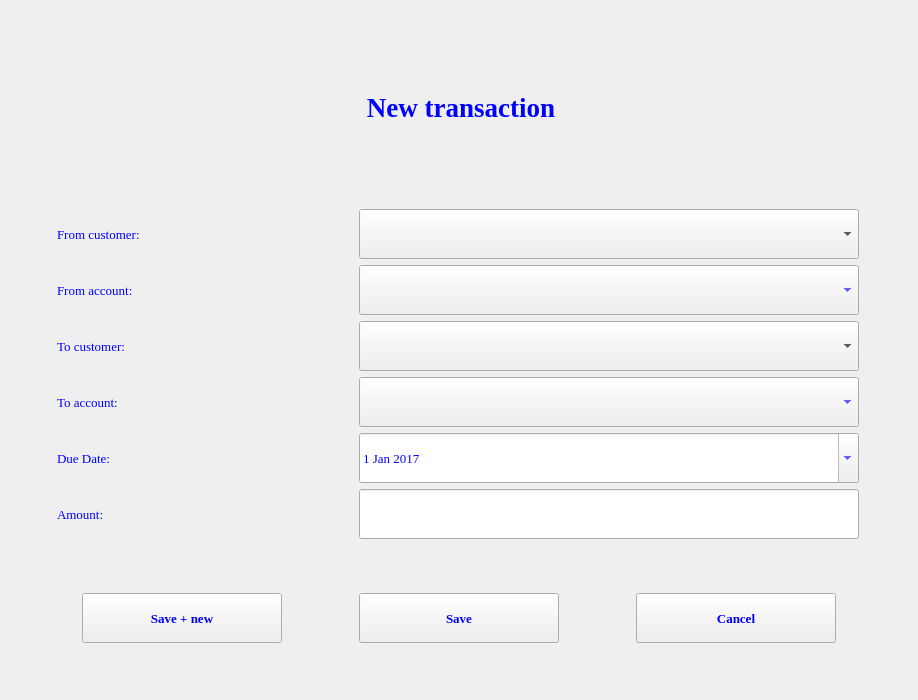
First picture: the form in transactiondetails.ui, repository jonathansaetre/BankSystem, before the edit.
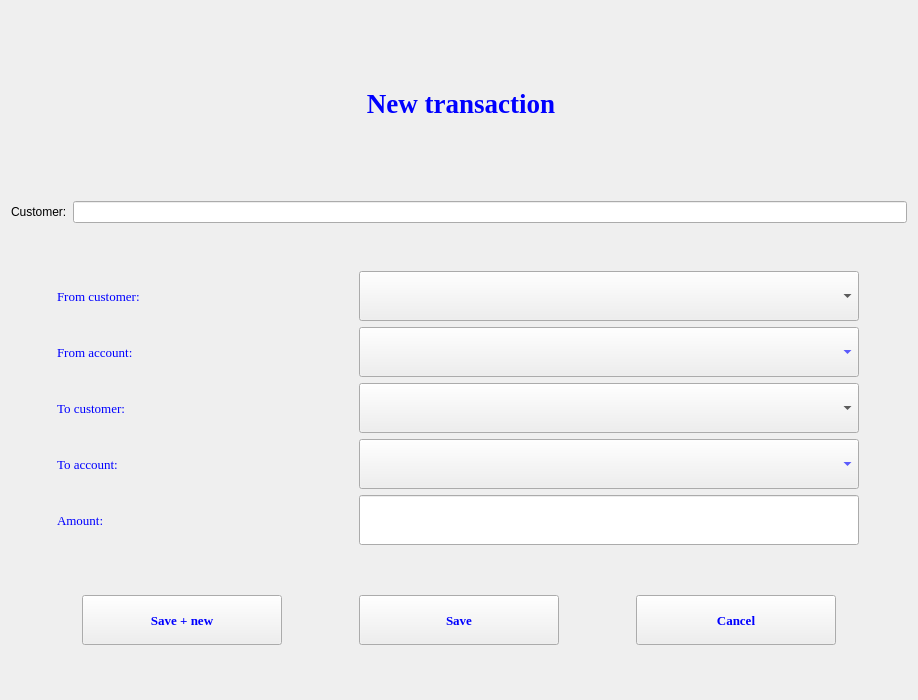
Second picture: the form after the edit.

```diff
--- a/transactiondetails.ui
+++ b/transactiondetails.ui
@@ -59,6 +59,24 @@
      </property>
     </widget>
    </item>
+   <item>
+    <layout class="QHBoxLayout" name="horizontalLayout_2">
+     <item>
+      <widget class="QLabel" name="labelCustomerName">
+       <property name="text">
+        <string>Customer:</string>
+       </property>
+      </widget>
+     </item>
+     <item>
+      <widget class="QLineEdit" name="textCustomerName">
+       <property name="readOnly">
+        <bool>true</bool>
+       </property>
+      </widget>
+     </item>
+    </layout>
+   </item>
    <item>
     <layout class="QGridLayout" name="gridLayout">
      <item row="0" column="0">
@@ -207,85 +225,6 @@
       </widget>
      </item>
      <item row="4" column="0">
-      <widget class="QLabel" name="lbDate">
-       <property name="minimumSize">
-        <size>
-         <width>200</width>
-         <height>50</height>
-        </size>
-       </property>
-       <property name="maximumSize">
-        <size>
-         <width>200</width>
-         <height>50</height>
-        </size>
-       </property>
-       <property name="font">
-        <font>
-         <family>Times New Roman</family>
-         <pointsize>10</pointsize>
-         <weight>50</weight>
-         <bold>false</bold>
-        </font>
-       </property>
-       <property name="styleSheet">
-        <string notr="true">color:blue</string>
-       </property>
-       <property name="text">
-        <string>Due Date:</string>
-       </property>
-      </widget>
-     </item>
-     <item row="4" column="1">
-      <widget class="QDateEdit" name="date">
-       <property name="minimumSize">
-        <size>
-         <width>500</width>
-         <height>50</height>
-        </size>
-       </property>
-       <property name="maximumSize">
-        <size>
-         <width>500</width>
-         <height>50</height>
-        </size>
-       </property>
-       <property name="font">
-        <font>
-         <family>Times New Roman</family>
-         <pointsize>10</pointsize>
-        </font>
-       </property>
-       <property name="styleSheet">
-        <string notr="true">color:blue</string>
-       </property>
-       <property name="maximumDate">
-        <date>
-         <year>2999</year>
-         <month>12</month>
-         <day>31</day>
-        </date>
-       </property>
-       <property name="minimumDate">
-        <date>
-         <year>2017</year>
-         <month>1</month>
-         <day>1</day>
-        </date>
-       </property>
-       <property name="calendarPopup">
-        <bool>true</bool>
-       </property>
-       <property name="date">
-        <date>
-         <year>2017</year>
-         <month>1</month>
-         <day>1</day>
-        </date>
-       </property>
-      </widget>
-     </item>
-     <item row="5" column="0">
       <widget class="QLabel" name="lbAmount">
        <property name="minimumSize">
         <size>
@@ -315,7 +254,7 @@
        </property>
       </widget>
      </item>
-     <item row="5" column="1">
+     <item row="4" column="1">
       <widget class="QLineEdit" name="leAmount">
        <property name="minimumSize">
         <size>
@@ -340,6 +279,25 @@
        </property>
       </widget>
      </item>
+     <item row="0" column="1">
+      <widget class="QComboBox" name="cbFromCust">
+       <property name="minimumSize">
+        <size>
+         <width>500</width>
+         <height>50</height>
+        </size>
+       </property>
+       <property name="maximumSize">
+        <size>
+         <width>500</width>
+         <height>50</height>
+        </size>
+       </property>
+       <property name="currentText">
+        <string/>
+       </property>
+      </widget>
+     </item>
      <item row="3" column="1">
       <widget class="QComboBox" name="cbToAcc">
        <property name="minimumSize">
@@ -381,22 +339,6 @@
        </property>
       </widget>
      </item>
-     <item row="0" column="1">
-      <widget class="QComboBox" name="cbFromCust">
-       <property name="minimumSize">
-        <size>
-         <width>500</width>
-         <height>50</height>
-        </size>
-       </property>
-       <property name="maximumSize">
-        <size>
-         <width>500</width>
-         <height>50</height>
-        </size>
-       </property>
-      </widget>
-     </item>
     </layout>
    </item>
    <item>
```
Left out of the diff: 3 changed lines with no effect on the pictures.
